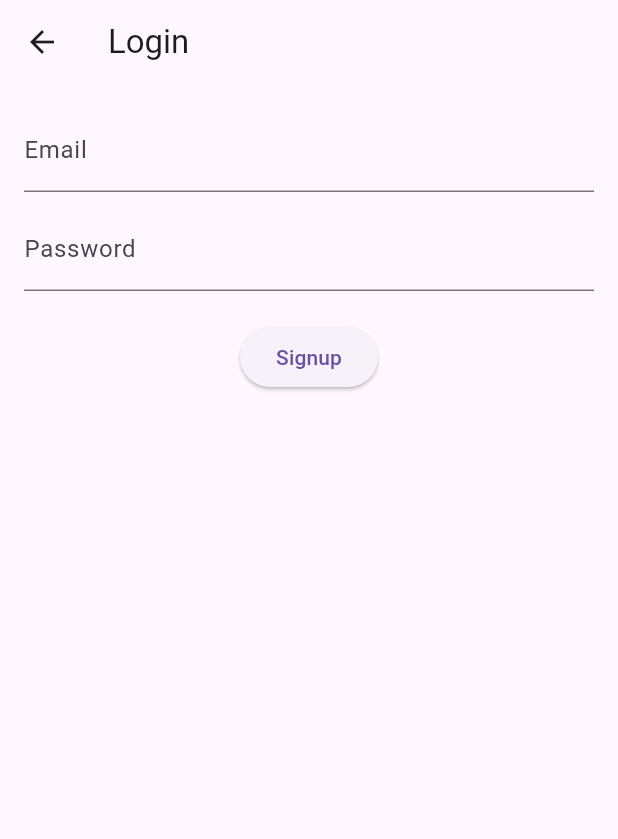
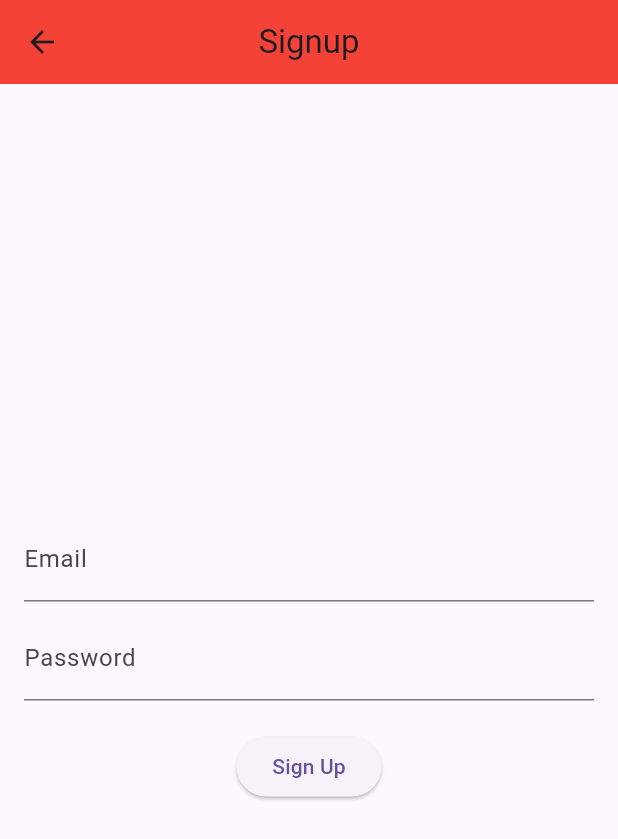
Before and after one commit to huzaifa-huzzi/ezitech_project, a Flutter app: the SignUpScreen screen opened by its route, on a phone screen of 412 x 824 dp. Shown: the top 839 px of the screen. Run offline on Flutter 3.47's test engine with Material 3 defaults, Android fonts, the phone set to English and light mode, and no system bars; our stand-ins replace firebase_auth, firebase_core, firebase_database, fluttertoast, get; accounts and stored records are empty.

Commit message:
Initial Commit

```diff
--- a/lib/View/SignupScree.dart
+++ b/lib/View/SignupScree.dart
@@ -9,26 +9,26 @@ class SignUpScreen extends StatefulWidget {
 
 class _SignUpScreenState extends State<SignUpScreen> {
   final _formKey = GlobalKey<FormState>();
-  final _emailController = TextEditingController();
-  final _passwordController = TextEditingController();
   final controller = Get.put(SignUpController());
 
   @override
   Widget build(BuildContext context) {
-
     return Scaffold(
-      appBar: AppBar(title:const  Text('Login')),
+      appBar: AppBar(title: const Text('Signup'),backgroundColor: Colors.red,centerTitle: true,),
       body: SafeArea(
-          child: Obx((){
-             return Padding(
+        child: Column(
+          mainAxisAlignment: MainAxisAlignment.center,
+          crossAxisAlignment: CrossAxisAlignment.center,
+          children: [
+            Form(
+              key: _formKey,
+              child: Padding(
                 padding: const EdgeInsets.all(16.0),
-               child: Form(
-                 key: _formKey,
                 child: Column(
                   children: [
                     TextFormField(
-                       controller: _emailController,
-                       decoration: InputDecoration(labelText: 'Email'),
+                      controller: controller.emailController,
+                      decoration: const InputDecoration(labelText: 'Email'),
                       validator: (value) {
                         if (value == null || value.isEmpty) {
                           return 'Please enter your email';
@@ -36,10 +36,10 @@ class _SignUpScreenState extends State<SignUpScreen> {
                         return null;
                       },
                     ),
-                     const  SizedBox(height: 10),
+                    const SizedBox(height: 10),
                     TextFormField(
-                       controller: _passwordController,
-                       decoration: InputDecoration(labelText: 'Password'),
+                      controller: controller.passwordController,
+                      decoration: const InputDecoration(labelText: 'Password'),
                       obscureText: true,
                       validator: (value) {
                         if (value == null || value.isEmpty) {
@@ -48,24 +48,28 @@ class _SignUpScreenState extends State<SignUpScreen> {
                         return null;
                       },
                     ),
-                     const  SizedBox(height: 20),
-                     ElevatedButton(
+                    const SizedBox(height: 20),
+                    Obx(() {
+                      return ElevatedButton(
                         onPressed: () {
                           if (_formKey.currentState!.validate()) {
-                           String email = controller.emailController.value.text;
-                           String password = controller.passwordController.value.text;
-                           controller.signUpFtn(email, password, context );
+                            String email = controller.emailController.text;
+                            String password = controller.passwordController.text;
+                            controller.signUpFtn(email, password, context);
                           }
                         },
-                       child:const  Text('Signup'),
+                        child: controller.loading.value
+                            ? const CircularProgressIndicator(color: Colors.white)
+                            : const Text('Sign Up'),
+                      );
+                    }),
+                  ],
+                ),
+              ),
             ),
           ],
         ),
       ),
     );
-          }) )
-
-
-    );
   }
 }
--- a/lib/main.dart
+++ b/lib/main.dart
@@ -8,10 +8,11 @@ import 'firebase_options.dart';
 
 void main() async {
   WidgetsFlutterBinding.ensureInitialized();
-  runApp(const MyApp());
   await Firebase.initializeApp(
     options: DefaultFirebaseOptions.currentPlatform,
   );
+  runApp(const MyApp());
+
 }
 
 class MyApp extends StatelessWidget {
--- a/lib/view_model/signup/SignUpController.dart
+++ b/lib/view_model/signup/SignUpController.dart
@@ -12,8 +12,8 @@ class SignUpController extends GetxController {
   final auth = FirebaseAuth.instance;
   final ref = FirebaseDatabase.instance.ref().child('user');
 
-  final emailController = TextEditingController().obs;
-  final passwordController = TextEditingController().obs;
+  var emailController = TextEditingController();
+  var passwordController = TextEditingController();
 
   final emailFocus = FocusNode().obs;
   final passwordFocus = FocusNode().obs;
@@ -31,7 +31,7 @@ class SignUpController extends GetxController {
       await auth.createUserWithEmailAndPassword(
           email: email, password: password).then((value) {
         SessionManager().userId = value.user!.uid.toString();
-        Utils.snackBar('_signin'.tr, '_signin successful'.tr);
+        Utils.snackBar('Signin'.tr, 'Signinsuccessful'.tr);
         Get.toNamed(RouteName.dashboardScreen);
         ref.child(value.user!.uid.toString()).set({
           'uid': value.user!.uid.toString(),
@@ -51,5 +51,16 @@ class SignUpController extends GetxController {
     } catch (e) {
 
     }
+
+
+  }
+
+  @override
+  void onClose() {
+    emailController.dispose();
+    passwordController.dispose();
+    emailFocus.value.dispose();
+    passwordFocus.value.dispose();
+    super.onClose();
   }
 }
```
Also changed, not shown: lib/View/LoginScreen.dart (+39 -27 lines), lib/view_model/LoginScreen/LoginController.dart (+4 -4 lines), lib/firebase_options.dart (added), 4 other files. Lines whose indentation alone changed are shown as unchanged.
